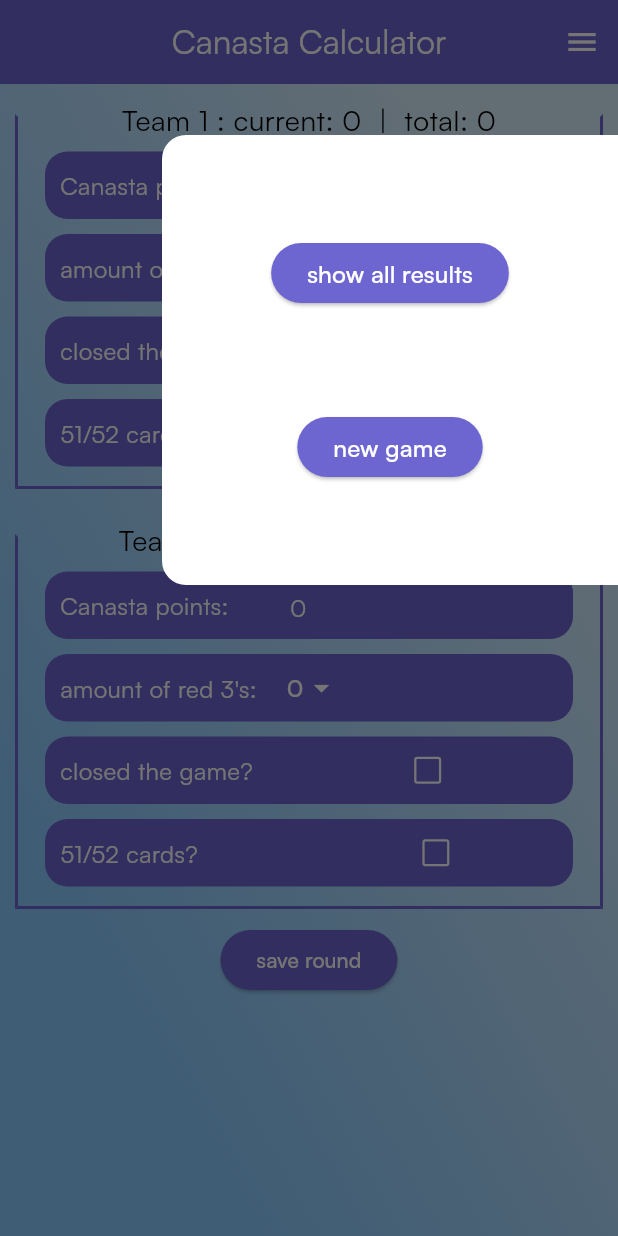
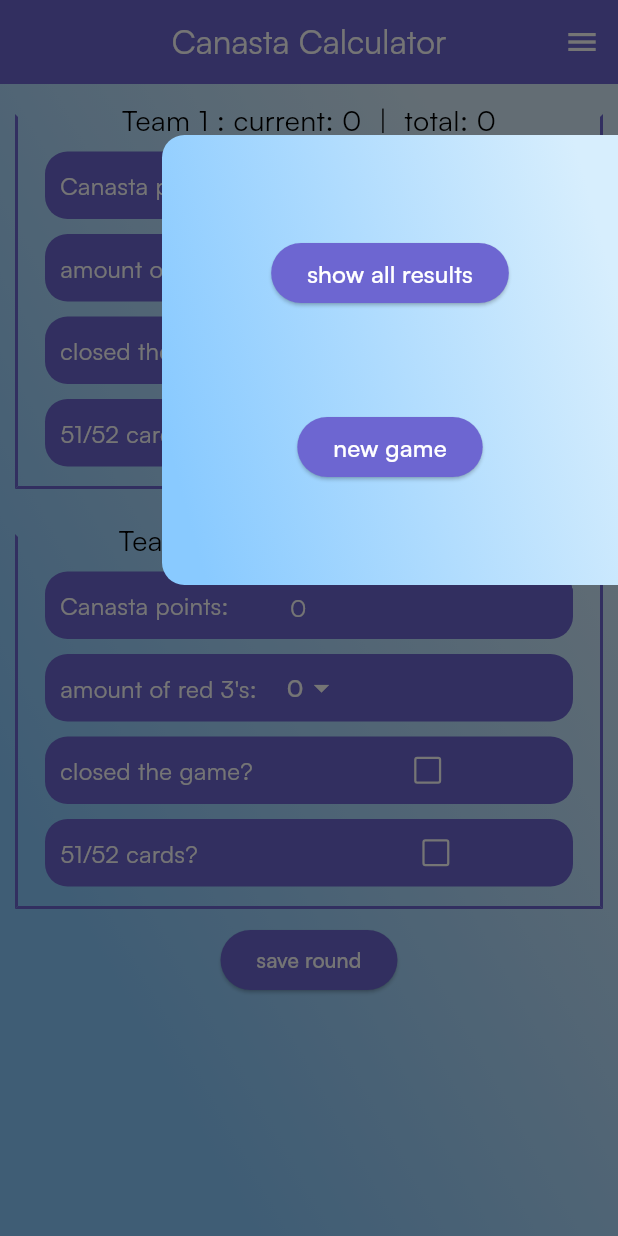
Before and after one commit to qngxl/canasta, a Flutter app: the screen it shows after launch, with the side drawer open, on a phone screen of 412 x 824 dp. Run offline on Flutter 3.47's test engine with Material 3 defaults, Android fonts, the phone set to English and light mode, and no system bars; our stand-ins replace shared_preferences.

```diff
--- a/lib/main.dart
+++ b/lib/main.dart
@@ -123,13 +123,24 @@ class _MainPageState extends State<MainPage>
               endDrawer: Align(
                 alignment: Alignment.topRight,
                 child: Container(
+                  decoration: BoxDecoration(
+                      borderRadius: const BorderRadius.only(
+                          topLeft: Radius.circular(15),
+                          bottomLeft: Radius.circular(15)),
+                      gradient: LinearGradient(
+                          begin: _topAlignmentAnimation.value,
+                          end: _bottomAlignmentAnimation.value,
+                          colors: const [
+                            Color.fromARGB(255, 137, 202, 255),
+                            Color.fromARGB(255, 215, 238, 253)
+                          ])),
                   height: 300,
                   margin: const EdgeInsets.fromLTRB(0, 90, 0, 0),
                   // decoration: BoxDecoration(
                   //     border: Border.all(),
                   //     borderRadius: const BorderRadius.all(Radius.circular(15))),
                   child: Drawer(
-                    backgroundColor: Colors.white,
+                    backgroundColor: Colors.transparent,
                     child: Column(
                       mainAxisAlignment: MainAxisAlignment.spaceEvenly,
                       children: [
```
